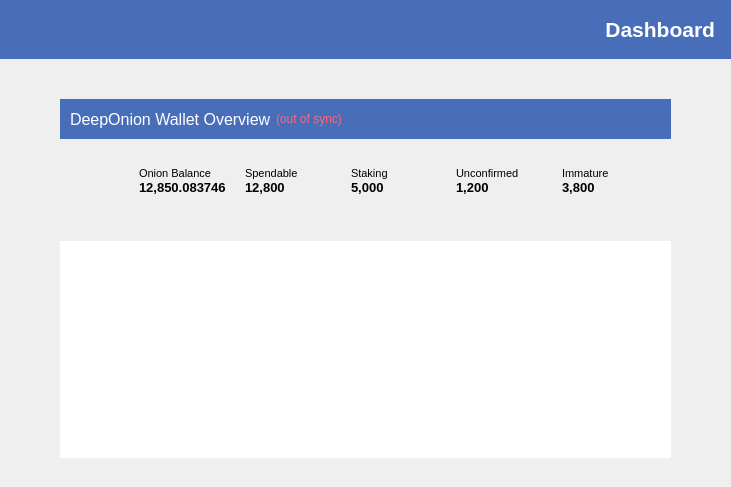
The window that src/qt/forms/overviewpage.ui (deeponion/deeponion-legacy) describes before a commit, drawn with Qt 5.
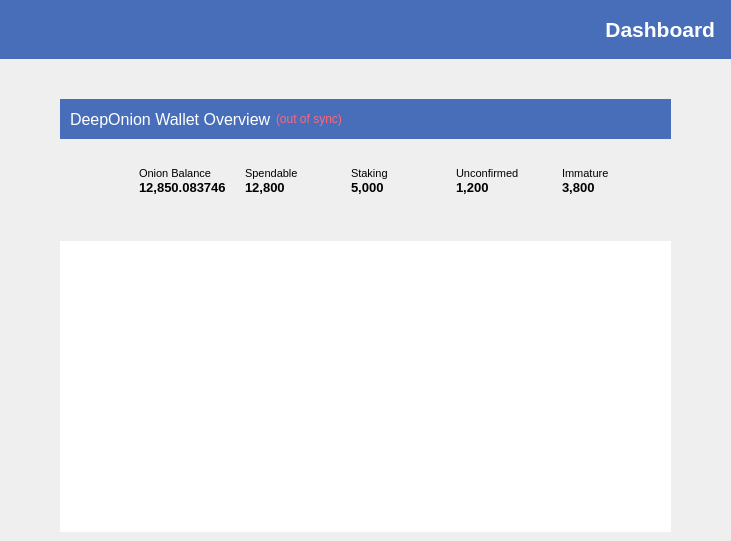
The same window after the commit. Icons and pictures are not drawn.

Diff of the .ui file:
```diff
--- a/src/qt/forms/overviewpage.ui
+++ b/src/qt/forms/overviewpage.ui
@@ -525,6 +525,18 @@
          </item>
          <item>
           <widget class="QFrame" name="transactions_summary">
+           <property name="minimumSize">
+            <size>
+             <width>0</width>
+             <height>300</height>
+            </size>
+           </property>
+           <property name="maximumSize">
+            <size>
+             <width>16777215</width>
+             <height>300</height>
+            </size>
+           </property>
            <property name="styleSheet">
             <string notr="true"/>
            </property>
@@ -557,11 +569,17 @@
               </property>
               <item>
                <widget class="QTableView" name="listTransactions">
-                <property name="sizePolicy">
-                 <sizepolicy hsizetype="Expanding" vsizetype="Expanding">
-                  <horstretch>0</horstretch>
-                  <verstretch>0</verstretch>
-                 </sizepolicy>
+                <property name="minimumSize">
+                 <size>
+                  <width>0</width>
+                  <height>0</height>
+                 </size>
+                </property>
+                <property name="maximumSize">
+                 <size>
+                  <width>16777215</width>
+                  <height>16777215</height>
+                 </size>
                 </property>
                 <property name="styleSheet">
                  <string notr="true"/>
@@ -617,7 +635,7 @@
         <enum>Qt::Vertical</enum>
        </property>
        <property name="sizeType">
-        <enum>QSizePolicy::Fixed</enum>
+        <enum>QSizePolicy::Expanding</enum>
        </property>
        <property name="sizeHint" stdset="0">
         <size>
```
